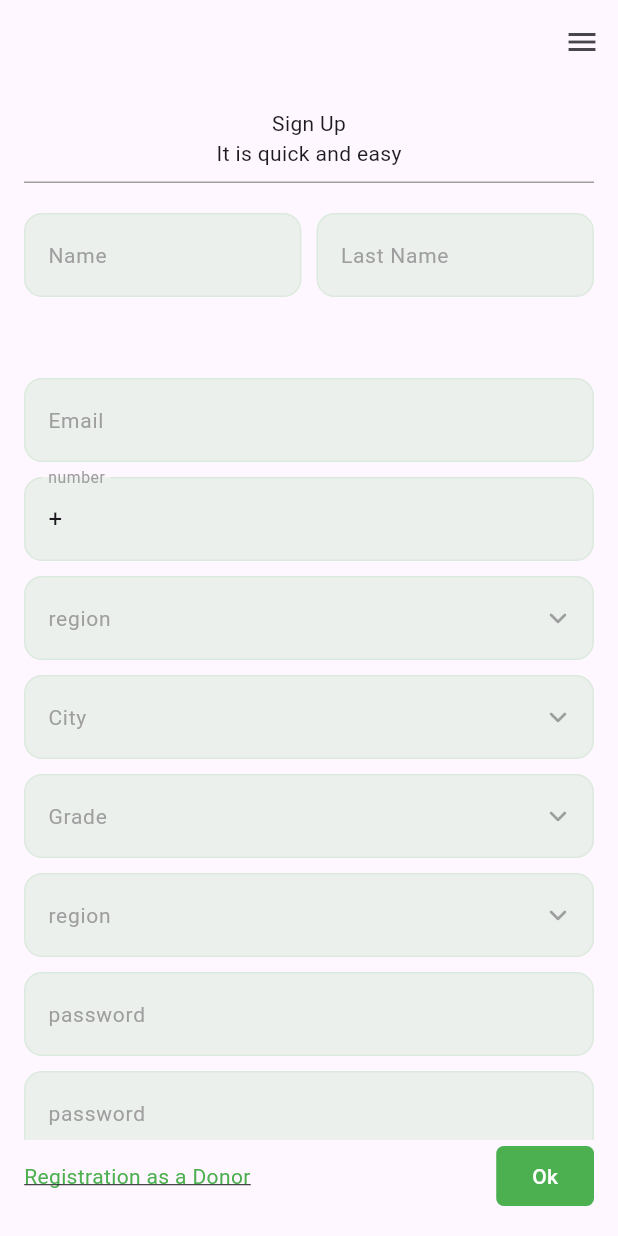
After one commit to Vanik98/triosoft, a Flutter app: the screen it shows after launch, on a phone screen of 412 x 824 dp. The commit adds this screen. Run offline on Flutter 3.47's test engine with Material 3 defaults, Android fonts, the phone set to English and light mode, and no system bars; our stand-ins replace easy_localization, flutter_bloc, freezed_annotation, get_it, go_router, shared_preferences.

Commit message:
add form elements

```diff
--- a/lib/core/form/elements/form_element_password_widget.dart
+++ b/lib/core/form/elements/form_element_password_widget.dart
@@ -41,7 +41,7 @@
   Widget build(BuildContext context) {
     return FormText(
       hintText: '',
-      obscureText: false,
+      obscureText: true,
       controller: textEditingController,
       labelText: widget.labelText ?? 'password',
       onTextChanged: widget.onTextChanged,
--- /dev/null
+++ b/lib/features/authorization/presentation/widgets/sign_up_bottom_widget.dart
@@ -0,0 +1,32 @@
+import 'package:flutter/material.dart';
+
+class SignUpBottomWidget extends StatelessWidget {
+  const SignUpBottomWidget({super.key, required this.formKey});
+
+  final GlobalKey<FormState> formKey;
+
+  @override
+  Widget build(BuildContext context) {
+    return Row(
+      mainAxisAlignment: MainAxisAlignment.spaceBetween,
+      children: [
+        const Text(
+          'Registration as a Donor',
+          style: TextStyle(
+            color: Colors.green, // Set the text color to green
+            decoration: TextDecoration.underline, // Underline the text
+          ),
+        ),
+        FilledButton(
+            style: ButtonStyle(
+              shape: WidgetStateProperty.all(RoundedRectangleBorder(borderRadius: BorderRadius.circular(5))), // Rounded corners
+              backgroundColor: WidgetStateProperty.all(Colors.green),
+            ),
+            onPressed: () {
+              final isValid = formKey.currentState?.validate();
+            },
+            child: Text('Ok')),
+      ],
+    );
+  }
+}
--- /dev/null
+++ b/lib/features/authorization/presentation/widgets/sign_up_form_elements_widget.dart
@@ -0,0 +1,168 @@
+import 'package:flutter/cupertino.dart';
+import 'package:flutter_bloc/flutter_bloc.dart';
+import 'package:triosoft/core/form/elements/form_element_city_widget.dart';
+import 'package:triosoft/core/form/elements/form_element_grade_widget.dart';
+import 'package:triosoft/features/authorization/presentation/bloc/sign_up_bloc/sign_up_bloc.dart';
+import 'package:triosoft/features/authorization/presentation/bloc/sign_up_bloc/sign_up_event.dart';
+
+import '../../../../core/form/elements/form_element_email_widget.dart';
+import '../../../../core/form/elements/form_element_name_widget.dart';
+import '../../../../core/form/elements/form_element_password_widget.dart';
+import '../../../../core/form/elements/form_element_phone_widget.dart';
+import '../../../../core/form/elements/form_element_region_widget.dart';
+
+class SignUpPageFormElementsWidget extends StatelessWidget {
+  const SignUpPageFormElementsWidget({super.key});
+
+  @override
+  Widget build(BuildContext context) {
+    return Column(
+      children: [
+        _nameLastNameWidget,
+        _emailWidget,
+        _phoneNumberWidget,
+        _regionWidget,
+        _cityWidget,
+        _gradeWidget,
+        _subjectWidget,
+        _passwordWidget,
+        _confirmWidget,
+      ],
+    );
+  }
+
+  Widget _getWidgetWithBottomPadding(Widget widget) {
+    return Padding(padding: const EdgeInsets.only(bottom: 10), child: widget);
+  }
+
+  Widget get _nameLastNameWidget => _getWidgetWithBottomPadding(Row(
+        children: [
+          Expanded(
+              child: SizedBox(
+                  height: 100,
+                  child: BlocSelector<SignUpBloc, SignUpState, String?>(
+                    selector: (state) {
+                      return state.name;
+                    },
+                    builder: (context, name) {
+                      return FormElementNameWidget(
+                        onTextChanged: (value) {
+                          context.read<SignUpBloc>().add(SignUpEvent.changeName(value));
+                        },
+                        initialValue: name,
+                        labelText: 'Name',
+                      );
+                    },
+                  ))),
+          const SizedBox(width: 10),
+          Expanded(
+            child: SizedBox(
+              height: 100,
+              child: BlocSelector<SignUpBloc, SignUpState, String?>(
+                selector: (state) {
+                  return state.lastName;
+                },
+                builder: (context, lastName) {
+                  return FormElementNameWidget(
+                    initialValue: lastName,
+                    onTextChanged: (value) {
+                      context.read<SignUpBloc>().add(SignUpEvent.changeLastName(value));
+                    },
+                    labelText: 'Last Name',
+                  );
+                },
+              ),
+            ),
+          )
+        ],
+      ));
+
+  Widget get _emailWidget => _getWidgetWithBottomPadding(BlocSelector<SignUpBloc, SignUpState, String?>(
+        selector: (state) {
+          return state.email;
+        },
+        builder: (context, email) {
+          return FormElementEmailWidget(
+            initialValue: email,
+            onTextChanged: (value) {
+              context.read<SignUpBloc>().add(SignUpEvent.changeEmail(value));
+            },
+          );
+        },
+      ));
+
+  Widget get _phoneNumberWidget => _getWidgetWithBottomPadding(BlocSelector<SignUpBloc, SignUpState, String?>(
+        selector: (state) {
+          return state.email;
+        },
+        builder: (context, email) {
+          return FormElementPhoneWidget();
+        },
+      ));
+
+  Widget get _regionWidget => _getWidgetWithBottomPadding(BlocSelector<SignUpBloc, SignUpState, String?>(
+        selector: (state) {
+          return state.email;
+        },
+        builder: (context, state) {
+          return FormElementRegionWidget(
+            values: ['asdas', 'asdsad'],
+            onDateSelected: (String) {},
+          );
+        },
+      ));
+
+  Widget get _cityWidget => _getWidgetWithBottomPadding(BlocSelector<SignUpBloc, SignUpState, String?>(
+        selector: (state) {
+          return state.email;
+        },
+        builder: (context, state) {
+          return FormElementCityWidget(
+            values: ['asdas', 'asdsad'],
+            onDateSelected: (String) {},
+          );
+        },
+      ));
+
+  Widget get _gradeWidget => _getWidgetWithBottomPadding(BlocSelector<SignUpBloc, SignUpState, String?>(
+        selector: (state) {
+          return state.email;
+        },
+        builder: (context, state) {
+          return FormElementGradeWidget(
+            values: ['asdas', 'asdsad'],
+            onDateSelected: (String) {},
+          );
+        },
+      ));
+
+  Widget get _subjectWidget => _getWidgetWithBottomPadding(BlocSelector<SignUpBloc, SignUpState, String?>(
+        selector: (state) {
+          return state.email;
+        },
+        builder: (context, state) {
+          return FormElementRegionWidget(
+            values: ['asdas', 'asdsad'],
+            onDateSelected: (String) {},
+          );
+        },
+      ));
+
+  Widget get _passwordWidget => _getWidgetWithBottomPadding(BlocSelector<SignUpBloc, SignUpState, String?>(
+        selector: (state) {
+          return state.email;
+        },
+        builder: (context, state) {
+          return FormElementPasswordWidget();
+        },
+      ));
+
+  Widget get _confirmWidget => _getWidgetWithBottomPadding(BlocSelector<SignUpBloc, SignUpState, String?>(
+        selector: (state) {
+          return state.email;
+        },
+        builder: (context, state) {
+          return FormElementPasswordWidget();
+        },
+      ));
+}
--- /dev/null
+++ b/lib/features/authorization/presentation/widgets/sign_up_header_widget.dart
@@ -0,0 +1,18 @@
+import 'package:flutter/material.dart';
+
+class SignUpHeaderWidget extends StatelessWidget {
+  const SignUpHeaderWidget({super.key});
+
+  @override
+  Widget build(BuildContext context) {
+    return const Column(
+      children: [
+        Text('Sign Up'),
+        Text('It is quick and easy'),
+        SizedBox(height: 10),
+        Divider(height: 0, color: Colors.grey),
+        SizedBox(height: 20),
+      ],
+    );
+  }
+}
```
Also changed, not shown: lib/features/authorization/presentation/pages/sign_up_page.dart (+26 -142 lines).
